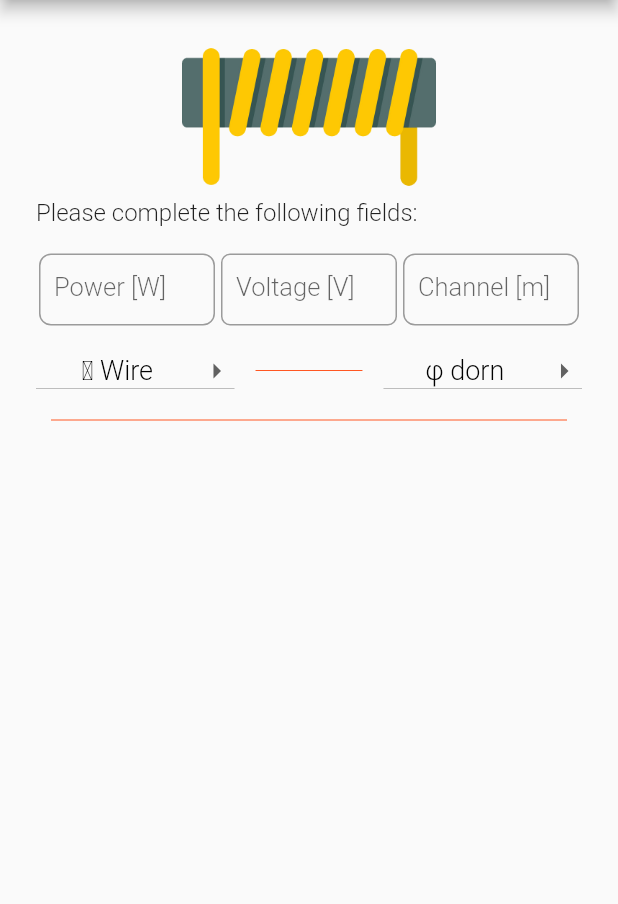
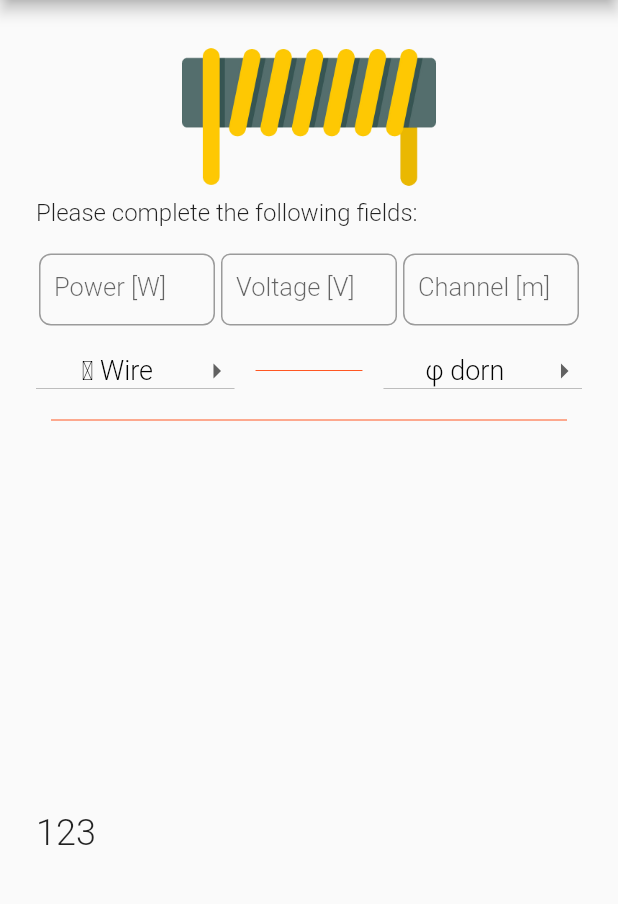
Before and after one commit to david0f/sthe-resistance-calculator, a Flutter app: the screen it shows after launch, on a phone screen of 412 x 824 dp, the part 84-988 px from its top. Run offline on Flutter 3.47's test engine with Material 2 defaults, Android fonts, the phone set to English and light mode, and no system bars; Roboto replaces fonts that are missing (Montserrat, Poppins).

Commit message:
sign test

```diff
--- a/lib/main.dart
+++ b/lib/main.dart
@@ -440,7 +440,7 @@ class MyTextInputState extends State<MyTextInput> {
                     new SizedBox(
                       height: 12,
                     ),
-                    new Text("",
+                    new Text("123",
                         style: TextStyle(
                             fontSize: 24, fontWeight: FontWeight.w300)),
                   ],
```
